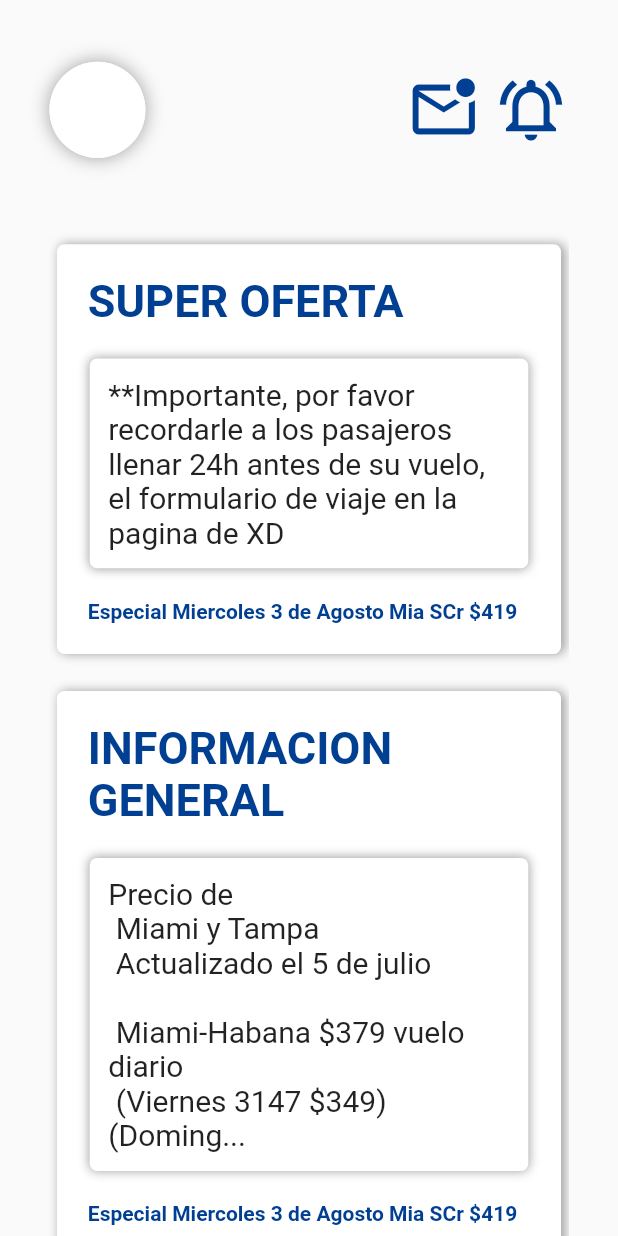
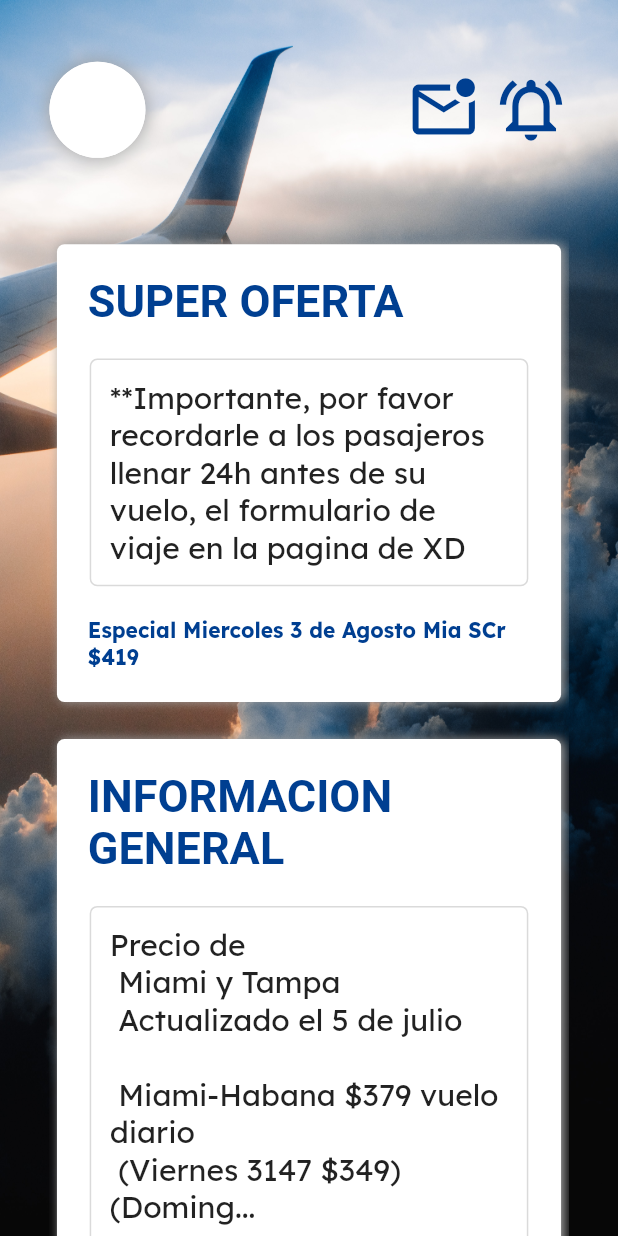
Before and after one commit to javierrrrrrrrrrrr/fly, a Flutter app: the screen it shows after launch, after a tap on "Charter Cuba", on a phone screen of 412 x 824 dp. Run offline on Flutter 3.47's test engine with Material 2 defaults, Android fonts, the phone set to English and light mode, and no system bars; our stand-ins replace google_fonts.

Commit message:
con la navegacion hecha por rutas hechas

```diff
--- a/lib/UI/Pages/airline_details.dart
+++ b/lib/UI/Pages/airline_details.dart
@@ -2,6 +2,7 @@ import 'package:flutter/material.dart';
 import 'package:fly_cliente/Constants/contants.dart';
 import 'package:fly_cliente/UI/Pages/home_page.dart';
 import 'package:fly_cliente/UI/Widgets/custom_circle_avatar.dart';
+import 'package:google_fonts/google_fonts.dart';
 
 class AirlinePage extends StatelessWidget {
   const AirlinePage({Key? key}) : super(key: key);
@@ -11,6 +12,14 @@ class AirlinePage extends StatelessWidget {
     final size = MediaQuery.of(context).size;
     return Scaffold(
       body: SafeArea(
+        child: Container(
+          decoration: const BoxDecoration(
+              image: DecorationImage(
+            image: AssetImage(
+              'assets/fondo.jpg',
+            ),
+            fit: BoxFit.fill,
+          )),
           child: Padding(
             padding: EdgeInsets.only(
               left: size.width * 0.08,
@@ -82,6 +91,7 @@ class AirlinePage extends StatelessWidget {
             ),
           ),
         ),
+      ),
     );
   }
 }
@@ -110,24 +120,22 @@ class InformationCard extends StatelessWidget {
           crossAxisAlignment: CrossAxisAlignment.start,
           children: [
             Text(title.toUpperCase(),
-                style: TextStyle(
+                style: GoogleFonts.lexendDeca(
                   fontSize: 30,
+                  fontWeight: FontWeight.bold,
                   color: kprimarycolor,
-                    fontWeight: FontWeight.bold)),
+                  textStyle: Theme.of(context).textTheme.displayMedium,
+                )),
             Container(
               margin: EdgeInsets.symmetric(
                 horizontal: size.width * 0.003,
                 vertical: size.height * 0.025,
               ),
               decoration: BoxDecoration(
-                color: Colors.white,
-                boxShadow: const [
-                  BoxShadow(
-                    offset: Offset(0, 0),
-                    blurRadius: 5,
-                    color: Colors.grey,
+                border: Border.all(
+                  width: 1,
+                  color: const Color.fromRGBO(70, 70, 70, 0.2),
                 ),
-                ],
                 borderRadius: BorderRadius.circular(5),
               ),
               child: Padding(
--- a/lib/UI/Pages/home_page.dart
+++ b/lib/UI/Pages/home_page.dart
@@ -1,5 +1,4 @@
 import 'package:flutter/material.dart';
-import 'package:fly_cliente/UI/Pages/airline_details.dart';
 
 import '../Widgets/widgets.dart';
 
@@ -11,11 +10,19 @@ class HomePage extends StatelessWidget {
     final size = MediaQuery.of(context).size;
     return Scaffold(
         body: SafeArea(
+      child: Container(
+        decoration: const BoxDecoration(
+            image: DecorationImage(
+          image: AssetImage(
+            'assets/fondo.jpg',
+          ),
+          fit: BoxFit.fill,
+        )),
         child: Padding(
           padding: EdgeInsets.only(
-          left: size.width * 0.1,
+            left: size.width * 0.08,
             top: size.height * 0.05,
-          right: size.width * 0.1,
+            right: size.width * 0.08,
           ),
           child: Column(
             crossAxisAlignment: CrossAxisAlignment.start,
@@ -25,14 +32,14 @@ class HomePage extends StatelessWidget {
                 height: size.height * 0.2,
               ),
               HavanaAirWidget(
-              onPressed: () => Navigator.of(context).push(
-                  MaterialPageRoute(builder: (context) => const AirlinePage())),
-            ),
+                  onPressed: () =>
+                      Navigator.of(context).pushNamed('/airlines')),
               SizedBox(
                 height: size.height * 0.02,
               ),
               const NoAirline(),
             ],
+          ),
         ),
       ),
     ));
@@ -48,7 +55,7 @@ class NoAirline extends StatelessWidget {
   Widget build(BuildContext context) {
     final size = MediaQuery.of(context).size;
     return CustomCard(
-      height: size.height * 0.12,
+      height: size.height * 0.11,
       child: Container(
         decoration: BoxDecoration(
           borderRadius: BorderRadius.circular(5),
@@ -78,7 +85,7 @@ class HavanaAirWidget extends StatelessWidget {
     return GestureDetector(
       onTap: onPressed,
       child: CustomCard(
-        height: size.height * 0.12,
+        height: size.height * 0.11,
         child: Row(
           mainAxisAlignment: MainAxisAlignment.spaceBetween,
           children: [
@@ -88,7 +95,7 @@ class HavanaAirWidget extends StatelessWidget {
                   borderRadius: BorderRadius.circular(5),
                   image: const DecorationImage(
                     image: AssetImage(
-                      'assets/logo.jpg',
+                      'assets/logo.png',
                     ),
                     fit: BoxFit.fill,
                   )),
--- a/lib/main.dart
+++ b/lib/main.dart
@@ -1,4 +1,5 @@
 import 'package:flutter/material.dart';
+import 'package:fly_cliente/UI/Pages/airline_details.dart';
 
 import 'UI/Pages/home_page.dart';
 
@@ -7,10 +8,15 @@ void main() => runApp(MyApp());
 class MyApp extends StatelessWidget {
   @override
   Widget build(BuildContext context) {
-    return const MaterialApp(
+    return MaterialApp(
       debugShowCheckedModeBanner: false,
       title: 'Material App',
-      home: HomePage(),
+      theme: ThemeData(fontFamily: 'LexendDeca'),
+      initialRoute: '/home',
+      routes: {
+        '/home': (context) => const HomePage(),
+        '/airlines': (context) => const AirlinePage(),
+      },
     );
   }
 }
```
Also changed, not shown: pubspec.yaml (+5 -4 lines), assets/LexendDeca-VariableFont_wght.ttf (added), assets/Screenshot 2022-08-16 102523.png (added), assets/Screenshot 2022-08-16 102645.png (added), assets/fondo.jpg (added), assets/logo.jpg (deleted), assets/logo.png (added), pubspec.lock, 1 other file. Lines whose indentation alone changed are shown as unchanged.
